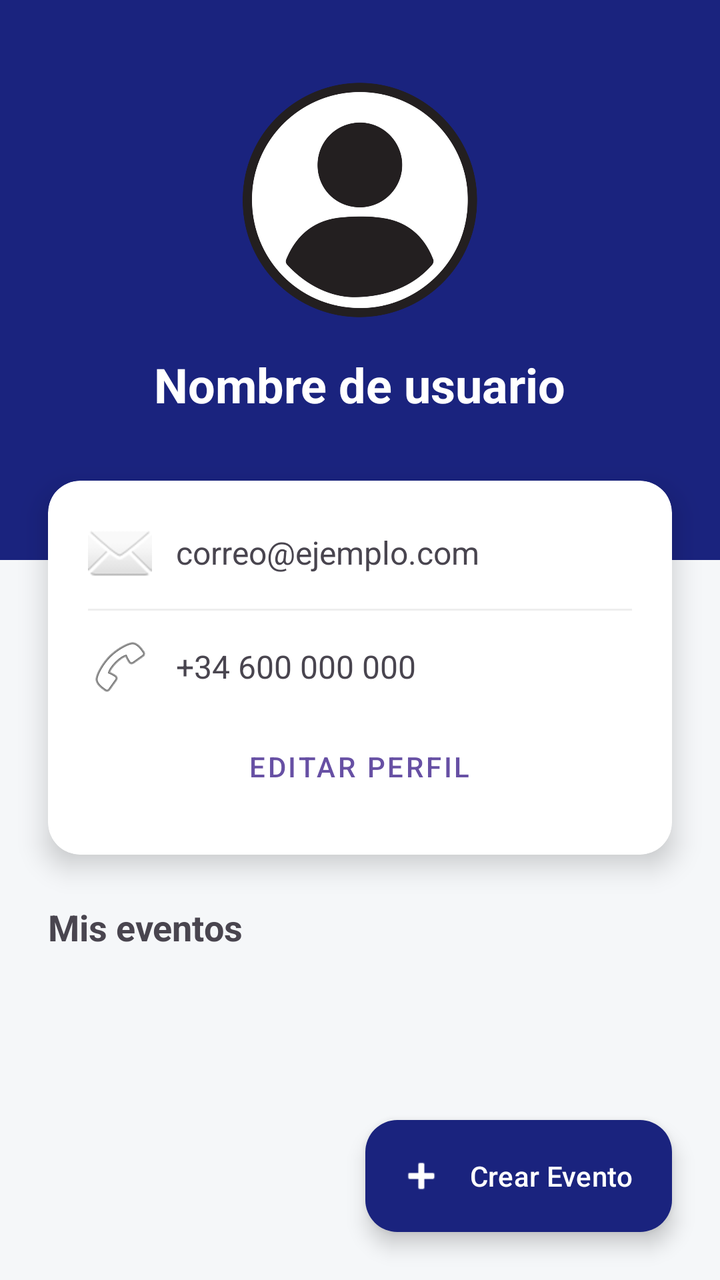
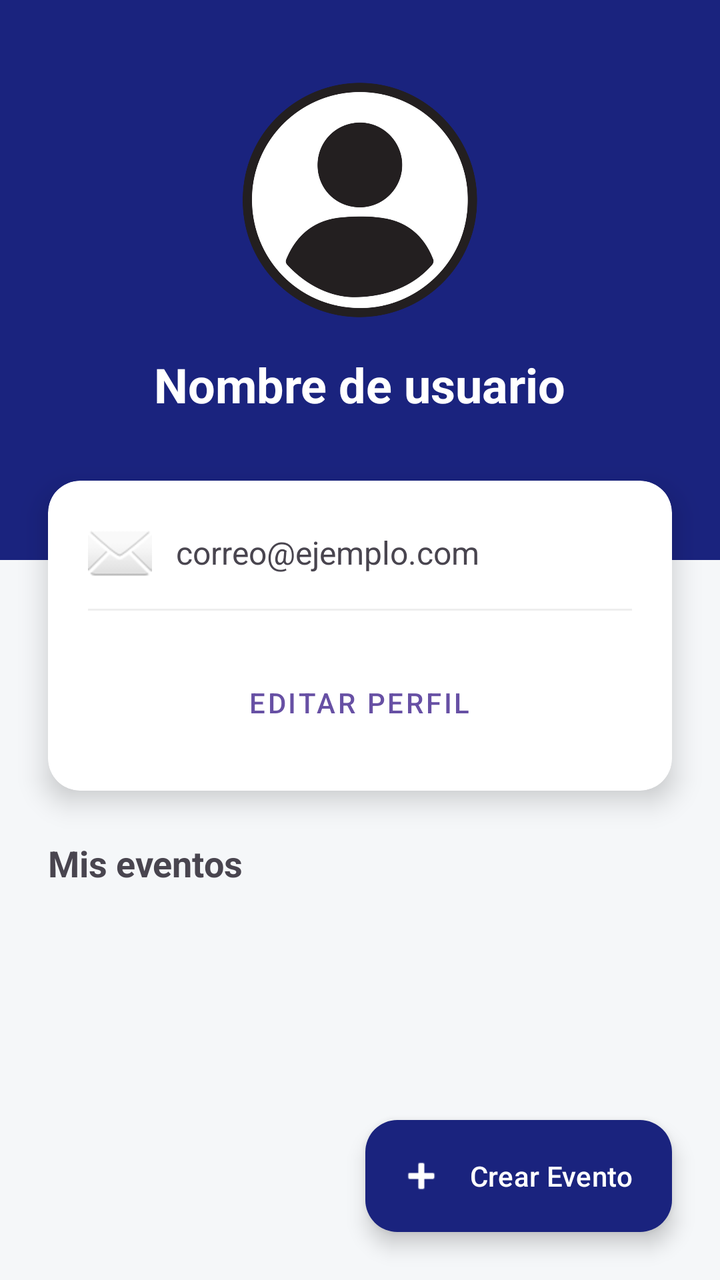

An Android layout rendered at two revisions. The XML below is the earlier revision; the diff shows what the commit changed to produce the second picture.
<!-- AndroidManifest.xml: application theme Theme.Projecte -->
<!-- res/layout/activity_user.xml -->
<?xml version="1.0" encoding="utf-8"?>
<androidx.coordinatorlayout.widget.CoordinatorLayout
    xmlns:android="http://schemas.android.com/apk/res/android"
    xmlns:app="http://schemas.android.com/apk/res-auto"
    xmlns:tools="http://schemas.android.com/tools"
    android:layout_width="match_parent"
    android:layout_height="match_parent"
    android:background="#F5F7F9">

    <androidx.core.widget.NestedScrollView
        android:layout_width="match_parent"
        android:layout_height="match_parent"
        android:fillViewport="true">

        <androidx.constraintlayout.widget.ConstraintLayout
            android:layout_width="match_parent"
            android:layout_height="wrap_content"
            tools:context=".UserActivity">

            <View
                android:id="@+id/headerBackground"
                android:layout_width="match_parent"
                android:layout_height="280dp"
                android:background="#1A237E"
                app:layout_constraintTop_toTopOf="parent" />

            <com.google.android.material.imageview.ShapeableImageView
                android:id="@+id/fotoPerfil"
                android:layout_width="120dp"
                android:layout_height="120dp"
                android:layout_marginTop="40dp"
                android:scaleType="centerCrop"
                app:strokeColor="#FFFFFF"
                app:shapeAppearanceOverlay="@style/ShapeAppearance.MaterialComponents.SmallComponent"
                app:layout_constraintEnd_toEndOf="parent"
                app:layout_constraintStart_toStartOf="parent"
                app:layout_constraintTop_toTopOf="parent"
                app:srcCompat="@drawable/user_icon" />

            <TextView
                android:id="@+id/nomTxt"
                android:layout_width="wrap_content"
                android:layout_height="wrap_content"
                android:layout_marginTop="16dp"
                android:text="Nombre de usuario"
                android:textColor="#FFFFFF"
                android:textSize="24sp"
                android:textStyle="bold"
                app:layout_constraintEnd_toEndOf="parent"
                app:layout_constraintStart_toStartOf="parent"
                app:layout_constraintTop_toBottomOf="@+id/fotoPerfil" />

            <androidx.cardview.widget.CardView
                android:id="@+id/infoCard"
                android:layout_width="match_parent"
                android:layout_height="wrap_content"
                android:layout_marginStart="24dp"
                android:layout_marginEnd="24dp"
                android:layout_marginTop="-40dp"
                app:cardCornerRadius="16dp"
                app:cardElevation="8dp"
                app:layout_constraintTop_toBottomOf="@+id/headerBackground">

                <LinearLayout
                    android:layout_width="match_parent"
                    android:layout_height="wrap_content"
                    android:orientation="vertical"
                    android:padding="20dp">

                    <TextView
                        android:id="@+id/correuTxt"
                        android:layout_width="match_parent"
                        android:layout_height="wrap_content"
                        android:drawablePadding="12dp"
                        android:gravity="center_vertical"
                        android:text="correo@ejemplo.com"
                        android:textSize="16sp"
                        app:drawableStartCompat="@android:drawable/ic_dialog_email" />

                    <View
                        android:layout_width="match_parent"
                        android:layout_height="1dp"
                        android:layout_marginVertical="12dp"
                        android:background="#EEEEEE" />

                    <TextView
                        android:id="@+id/telefonTxt"
                        android:layout_width="match_parent"
                        android:layout_height="wrap_content"
                        android:drawablePadding="12dp"
                        android:gravity="center_vertical"
                        android:text="+34 600 000 000"
                        android:textSize="16sp"
                        app:drawableStartCompat="@android:drawable/ic_menu_call" />

                    <TextView
                        android:id="@+id/seguidorsTxt"
                        android:layout_width="match_parent"
                        android:layout_height="wrap_content"
                        android:layout_marginTop="12dp"
                        android:text="Seguidores: 0"
                        android:textStyle="bold"
                        android:visibility="gone" />

                    <Button
                        android:id="@+id/editPerfilBtn"
                        style="@style/Widget.MaterialComponents.Button.TextButton"
                        android:layout_width="wrap_content"
                        android:layout_height="wrap_content"
                        android:layout_gravity="center"
                        android:layout_marginTop="10dp"
                        android:text="EDITAR PERFIL" />

                </LinearLayout>
            </androidx.cardview.widget.CardView>

            <TextView
                android:id="@+id/titleEvents"
                android:layout_width="wrap_content"
                android:layout_height="wrap_content"
                android:layout_marginStart="24dp"
                android:layout_marginTop="24dp"
                android:text="Mis eventos"
                android:textSize="18sp"
                android:textStyle="bold"
                app:layout_constraintStart_toStartOf="parent"
                app:layout_constraintTop_toBottomOf="@+id/infoCard" />

            <androidx.recyclerview.widget.RecyclerView
                android:id="@+id/meusEventsList"
                android:layout_width="match_parent"
                android:layout_height="wrap_content"
                android:layout_marginTop="8dp"
                android:paddingHorizontal="16dp"
                android:nestedScrollingEnabled="false"
                app:layout_constraintTop_toBottomOf="@+id/titleEvents" />

        </androidx.constraintlayout.widget.ConstraintLayout>
    </androidx.core.widget.NestedScrollView>

    <com.google.android.material.floatingactionbutton.ExtendedFloatingActionButton
        android:id="@+id/crearEventBtn"
        android:layout_width="wrap_content"
        android:layout_height="wrap_content"
        android:layout_gravity="bottom|end"
        android:layout_margin="24dp"
        android:text="Crear Evento"
        android:textColor="#FFFFFF"
        app:icon="@android:drawable/ic_input_add"
        app:iconTint="#FFFFFF"
        app:backgroundTint="#1A237E" />

</androidx.coordinatorlayout.widget.CoordinatorLayout>
<!-- resources referenced by this layout -->
<resources>
  <!-- drawable user_icon: png bitmap (drawable, 103129 bytes) -->
  <style name="Theme.Projecte" parent="Base.Theme.Projecte" />
  <style name="Base.Theme.Projecte" parent="Theme.Material3.DayNight.NoActionBar">
          
          
      </style>
</resources>

<!-- the commit's change to res/layout/activity_user.xml (unified diff, before → after) -->
@@ -83,15 +83,6 @@
                         android:layout_marginVertical="12dp"
                         android:background="#EEEEEE" />
 
-                    <TextView
-                        android:id="@+id/telefonTxt"
-                        android:layout_width="match_parent"
-                        android:layout_height="wrap_content"
-                        android:drawablePadding="12dp"
-                        android:gravity="center_vertical"
-                        android:text="+34 600 000 000"
-                        android:textSize="16sp"
-                        app:drawableStartCompat="@android:drawable/ic_menu_call" />
 
                     <TextView
                         android:id="@+id/seguidorsTxt"
